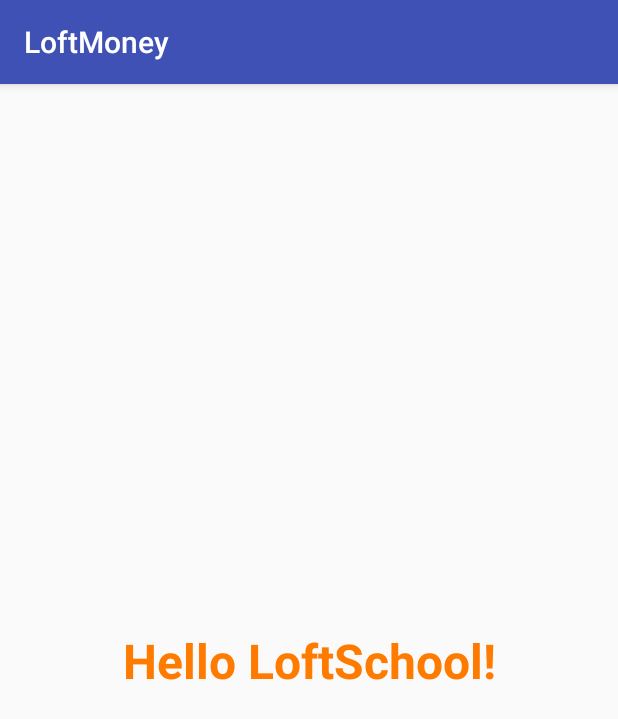
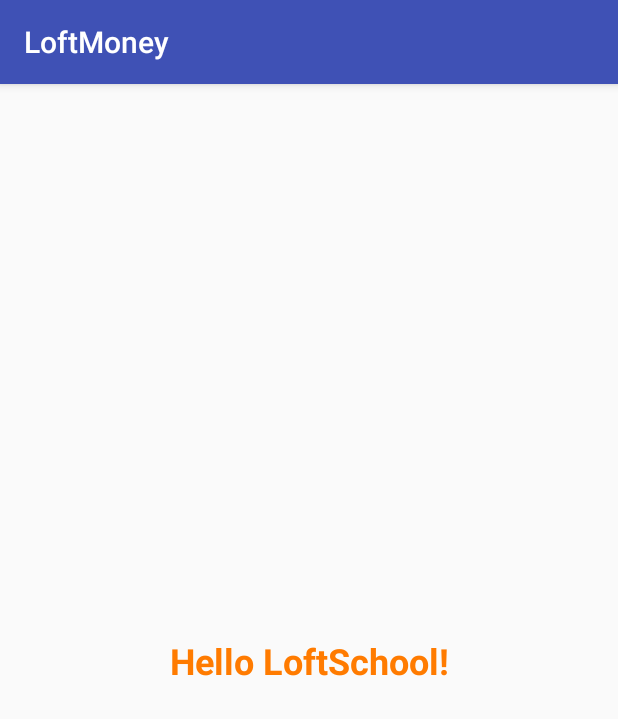
Before and after one commit to duhastudio/LoftMoney, an Android app: the MainActivity screen opened directly, with no data from a screen before it, on a phone screen of 412 x 824 dp. Shown: the top 719 px of the screen. Run offline under Robolectric (Android 15) with nearby library versions, the phone set to English and light mode, and no system bars.

Commit message:
Text size in dimens

```diff
--- a/app/src/main/res/layout/activity_add.xml
+++ b/app/src/main/res/layout/activity_add.xml
@@ -18,7 +18,7 @@
         android:hint="@string/add_hint_name"
         android:inputType="textCapSentences"
         android:textColor="@color/lightish_blue"
-        android:textSize="24sp" />
+        android:textSize="@dimen/text_size" />
 
     <EditText
         android:id="@+id/price"
@@ -30,7 +30,7 @@
         android:hint="@string/add_hint_price"
         android:inputType="number"
         android:textColor="@color/lightish_blue"
-        android:textSize="24sp" />
+        android:textSize="@dimen/text_size" />
 
     <Button
         android:id="@+id/add_btn"
@@ -46,5 +46,5 @@
         android:paddingStart="16dp"
         android:text="@string/add_btn"
         android:textColor="@color/color_button_text"
-        android:textSize="14sp" />
+        android:textSize="@dimen/button_text_size" />
 </LinearLayout>
--- a/app/src/main/res/values/dimens.xml
+++ b/app/src/main/res/values/dimens.xml
@@ -1,4 +1,6 @@
 <?xml version="1.0" encoding="utf-8"?>
 <resources>
-    <dimen name="text_size">32sp</dimen>
+    <dimen name="text_size">24sp</dimen>
+    <dimen name="button_text_size">14sp</dimen>
+
 </resources>
```
